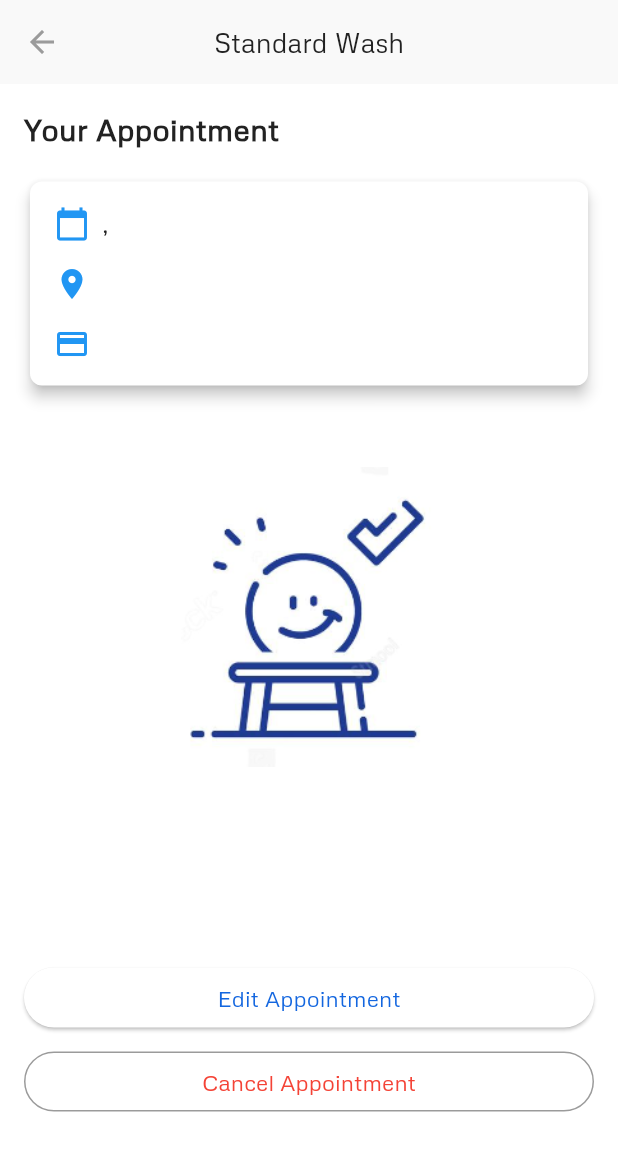
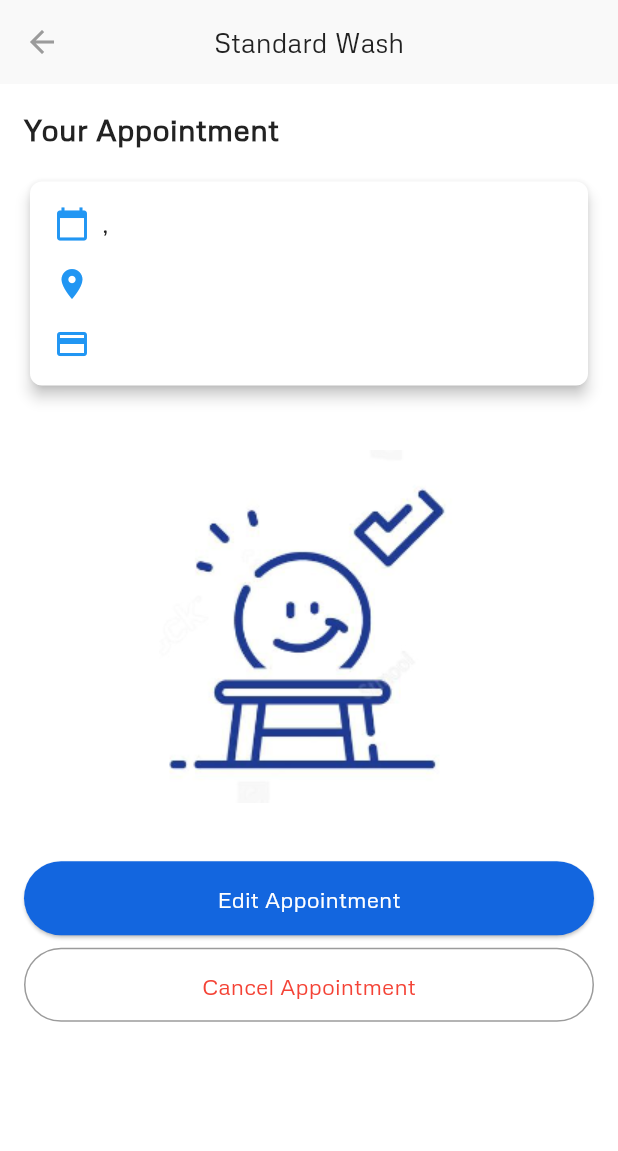
Before and after one commit to ahmedMetwaly/Carwash-app, a Flutter app: the ReceiptScreen screen opened directly, on a phone screen of 412 x 824 dp. Shown: the top 1151 px of the screen. Run offline on Flutter 3.47's test engine with Material 3 defaults, Android fonts, the phone set to English and light mode, and no system bars; our stand-ins replace cloud_firestore, dio, equatable, firebase_auth, firebase_core, firebase_storage and 11 more; missing offline and left inert: flutter_facebook_auth, flutter_stripe, gif_view, google_maps_place_picker_mb, progress_tracker; accounts and stored records are empty.

Commit message:
MediaQuery appointment screen

```diff
--- a/lib/features/home/presentation/pages/appointment_screen.dart
+++ b/lib/features/home/presentation/pages/appointment_screen.dart
@@ -1,5 +1,8 @@
+import 'package:carwashapp/core/constants/colors_manager.dart';
+import 'package:carwashapp/features/home/presentation/widgets/appointment_details_card.dart';
 import 'package:flutter/material.dart';
 
+import '../../../../core/utils/media_query_utils.dart';
 import '../../../auth/controller/auth_bloc/auth_bloc.dart';
 
 class ReceiptScreen extends StatelessWidget {
@@ -8,8 +11,9 @@ class ReceiptScreen extends StatelessWidget {
   @override
   Widget build(BuildContext context) {
     // Static data for the appointment
-    String appointmentId = "123456"; // Static appointment ID
-    String date = "${AuthenticationBloc.user.appointment!.time!}, ${AuthenticationBloc.user.appointment!.date!}";
+    // String appointmentId = "123456"; // Static appointment ID
+    String date =
+        "${AuthenticationBloc.user.appointment!.time!}, ${AuthenticationBloc.user.appointment!.date!}";
     String location = AuthenticationBloc.user.address!.address!;
     String paymentMethod = AuthenticationBloc.user.appointment!.paymentMethod!;
 
@@ -33,51 +37,54 @@ class ReceiptScreen extends StatelessWidget {
             const SizedBox(height: 16),
 
             // Appointment details wrapped inside a Card with border and shadow
-            AppointmentDetailsCard(date: date, location: location, paymentMethod: paymentMethod),
-            const SizedBox(height: 50),
+            AppointmentDetailsCard(
+                date: date, location: location, paymentMethod: paymentMethod),
+            SizedBox(
+              height: MediaQueryUtils.getHeightPercentage(context, 0.04),
+            ),
 
             // Display the QR code image
             Center(
               child: Image.asset(
                 'assets/images/Standard.png', // Path to your asset image
-                width: 200,
-                height: 200,
+                height: MediaQueryUtils.getHeightPercentage(context, 0.30),
+                width: MediaQueryUtils.getWidthPercentage(context, 0.5),
               ),
             ),
-            // const SizedBox(height: 16),
 
-            // Centered Text after QR code
-            // const Center(
-            //   child: Column(
-            //     children: [
-            //       Text(
-            //         'Scan this code to start your car',
-            //         style: TextStyle(fontSize: 16),
-            //       ),
-            //       Text(
-            //         'with appointment.',
-            //         style: TextStyle(fontSize: 16),
-            //       ),
-            //     ],
-            //   ),
-            // ),
-            const SizedBox(height: 130),
+            SizedBox(
+              height: MediaQueryUtils.getHeightPercentage(context, 0.04),
+            ),
 
             // Full-width Edit Appointment Button
             SizedBox(
-              width: double.infinity, // Full width of the screen
+              width: MediaQueryUtils.getScreenWidth(
+                  context), // Full width of the screen
+              height: MediaQueryUtils.getHeightPercentage(context, 0.06),
               child: ElevatedButton(
+                style: ElevatedButton.styleFrom(
+                  backgroundColor: ColorsManager.primary,
+                ),
                 onPressed: () {
                   // Handle edit appointment
                 },
-                child: const Text('Edit Appointment'),
+                child: const Text(
+                  'Edit Appointment',
+                  style: TextStyle(
+                    color: ColorsManager.white,
+                  ),
+                ),
               ),
             ),
-            const SizedBox(height: 8),
+            SizedBox(
+              height: MediaQueryUtils.getWidthPercentage(context, 0.02),
+            ),
 
             // Full-width Cancel Appointment Button (Outlined)
             SizedBox(
-              width: double.infinity, // Full width of the screen
+              width: MediaQueryUtils.getScreenWidth(
+                  context), // Full width of the screen
+              height: MediaQueryUtils.getHeightPercentage(context, 0.06),
               child: OutlinedButton(
                 onPressed: () {
                   // Handle cancel appointment
@@ -94,70 +101,3 @@ class ReceiptScreen extends StatelessWidget {
     );
   }
 }
-
-class AppointmentDetailsCard extends StatelessWidget {
-  const AppointmentDetailsCard({
-    super.key,
-    required this.date,
-    required this.location,
-    required this.paymentMethod,
-  });
-
-  final String date;
-  final String location;
-  final String paymentMethod;
-
-  @override
-  Widget build(BuildContext context) {
-    return Card(
-      elevation: 4,
-      shape: RoundedRectangleBorder(
-        borderRadius: BorderRadius.circular(8),
-      ),
-      child: Padding(
-        padding: const EdgeInsets.all(16.0),
-        child: Column(
-          crossAxisAlignment: CrossAxisAlignment.start,
-          children: [
-            // Display Date and Time
-            Row(
-              children: [
-                const Icon(Icons.calendar_today, color: Colors.blue),
-                const SizedBox(width: 8),
-                Text(date, style: const TextStyle(fontSize: 16)),
-              ],
-            ),
-            const SizedBox(height: 16),
-
-            // Display Location
-            Row(
-              children: [
-                const Icon(Icons.location_on, color: Colors.blue),
-                const SizedBox(width: 8),
-                Expanded(
-                  child: Text(
-                    location,
-                    style: const TextStyle(fontSize: 16),
-                    overflow: TextOverflow.ellipsis,
-                    maxLines: 3,
-                  ),
-                ),
-              ],
-            ),
-            const SizedBox(height: 16),
-
-            // Display Payment Method
-            Row(
-              children: [
-                const Icon(Icons.payment, color: Colors.blue),
-                const SizedBox(width: 8),
-                Text(paymentMethod,
-                    style: const TextStyle(fontSize: 16)),
-              ],
-            ),
-          ],
-        ),
-      ),
-    );
-  }
-}
--- a/lib/features/home/presentation/pages/home_page.dart
+++ b/lib/features/home/presentation/pages/home_page.dart
@@ -4,7 +4,6 @@ import 'package:carwashapp/features/home/presentation/pages/about_us_page.dart';
 import 'package:flutter/material.dart';
 import '../../../../core/utils/media_query_utils.dart';
 import '../../../../core/utils/values.dart';
-import '../../../../generated/l10n.dart';
 import '../../data/models/services_model.dart';
 import '../widgets/appointment_item.dart';
 import '../widgets/services_item.dart';
--- /dev/null
+++ b/lib/features/home/presentation/widgets/appointment_details_card.dart
@@ -0,0 +1,67 @@
+import 'package:flutter/material.dart';
+
+class AppointmentDetailsCard extends StatelessWidget {
+  const AppointmentDetailsCard({
+    super.key,
+    required this.date,
+    required this.location,
+    required this.paymentMethod,
+  });
+
+  final String date;
+  final String location;
+  final String paymentMethod;
+
+  @override
+  Widget build(BuildContext context) {
+    return Card(
+      elevation: 4,
+      shape: RoundedRectangleBorder(
+        borderRadius: BorderRadius.circular(8),
+      ),
+      child: Padding(
+        padding: const EdgeInsets.all(16.0),
+        child: Column(
+          crossAxisAlignment: CrossAxisAlignment.start,
+          children: [
+            // Display Date and Time
+            Row(
+              children: [
+                const Icon(Icons.calendar_today, color: Colors.blue),
+                const SizedBox(width: 8),
+                Text(date, style: const TextStyle(fontSize: 16)),
+              ],
+            ),
+            const SizedBox(height: 16),
+
+            // Display Location
+            Row(
+              children: [
+                const Icon(Icons.location_on, color: Colors.blue),
+                const SizedBox(width: 8),
+                Expanded(
+                  child: Text(
+                    location,
+                    style: const TextStyle(fontSize: 16),
+                    overflow: TextOverflow.ellipsis,
+                    maxLines: 3,
+                  ),
+                ),
+              ],
+            ),
+            const SizedBox(height: 16),
+
+            // Display Payment Method
+            Row(
+              children: [
+                const Icon(Icons.payment, color: Colors.blue),
+                const SizedBox(width: 8),
+                Text(paymentMethod, style: const TextStyle(fontSize: 16)),
+              ],
+            ),
+          ],
+        ),
+      ),
+    );
+  }
+}
--- a/lib/features/progress/checkout/check_out_screen.dart
+++ b/lib/features/progress/checkout/check_out_screen.dart
@@ -1,3 +1,4 @@
+import 'package:carwashapp/features/home/presentation/widgets/appointment_details_card.dart';
 import 'package:flutter/material.dart';
 import 'package:flutter_bloc/flutter_bloc.dart';
 import 'package:gap/gap.dart';
@@ -9,10 +10,8 @@ import '../../auth/controller/auth_bloc/auth_bloc.dart';
 import '../../auth/controller/user_bloc/user_bloc.dart';
 import '../../auth/controller/user_bloc/user_event.dart';
 import '../../auth/controller/user_bloc/user_state.dart';
-import '../../home/presentation/pages/appointment_screen.dart';
 import '../../home/presentation/pages/main_page.dart';
 import '../payment/stripe_payment/payment_manger.dart';
-import 'widgets/custom_row.dart';
 
 class CheckOutScreen extends StatelessWidget {
   const CheckOutScreen({super.key, required this.title, required this.price});
```
